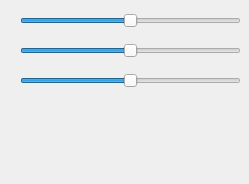
This is src/rgb_changer.ui in baealex/imagekyll as Qt 5 draws it before an edit. The edited form follows.
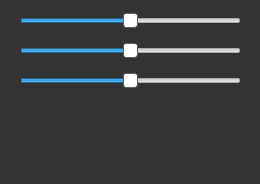
This is the edited form.

Commit message:
[style] 디자인 변경
추가
+ 아이콘
+ 리소스 이미지

수정
* 레이아웃 QStyleSteet 작성 (버튼 및 레이아웃의 테마 검정으로 변경, 스크롤바 테마 작성) 참고 :: http://doc.qt.io/archives/qt-4.8/stylesheet-examples.html#customizing-qscrollbar
* RGB 다이얼로그 호출시 윈도우 타이틀 출력
* RGB 다이얼로그 테마 변경
* RGB 다이얼로그 도움말 제거
* RGB 다이얼로그 슬라이더 색상 삽입

Patch:
```diff
--- a/src/rgb_changer.ui
+++ b/src/rgb_changer.ui
@@ -6,13 +6,26 @@
    <rect>
     <x>0</x>
     <y>0</y>
-    <width>249</width>
+    <width>260</width>
     <height>184</height>
    </rect>
   </property>
   <property name="windowTitle">
    <string>Dialog</string>
   </property>
+  <property name="styleSheet">
+   <string notr="true">QDialog {
+background: #333;
+}
+
+QSlider::handle:horizontal {
+    background: #fff;
+    border: 1px solid #5c5c5c;
+    width: 18px;
+    margin: -2px 0; /* handle is placed by default on the contents rect of the groove. Expand outside the groove */
+    border-radius: 3px;
+}</string>
+  </property>
   <widget class="QSlider" name="redSlider">
    <property name="geometry">
     <rect>
```
The commit also changes 8 other files.
